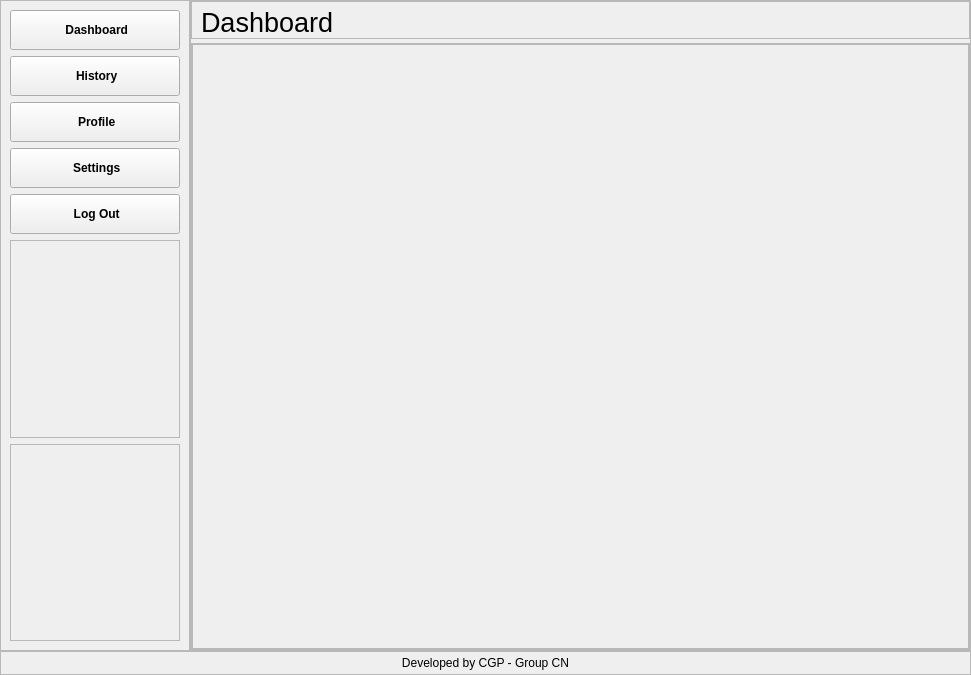
Qt form config/ux.ui (upekshaip/medical-project-app) before a commit.
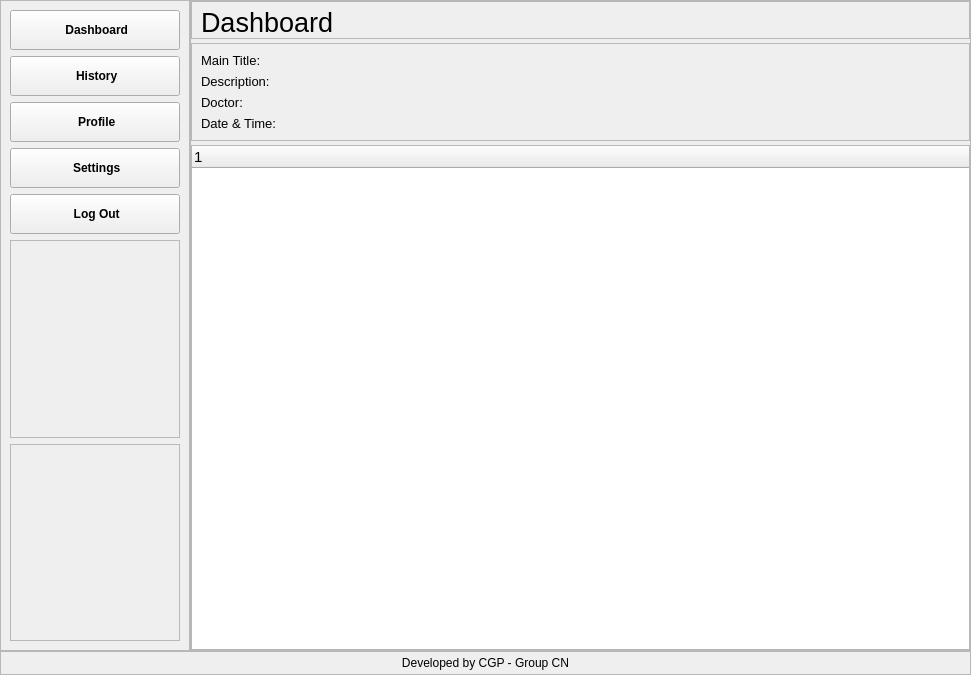
The same form after that commit. The open tabs and pages were chosen to show the change. Icons and pictures are not drawn.

Commit message: added the sub section

What changed in the file:
```diff
--- a/config/ux.ui
+++ b/config/ux.ui
@@ -2415,7 +2415,7 @@
              </widget>
              <widget class="QWidget" name="settings"/>
              <widget class="QWidget" name="sub_history">
-              <layout class="QVBoxLayout" name="verticalLayout_10">
+              <layout class="QVBoxLayout" name="verticalLayout_10" stretch="1,6">
                <property name="spacing">
                 <number>4</number>
                </property>
@@ -2432,47 +2432,155 @@
                 <number>0</number>
                </property>
                <item>
-                <widget class="QScrollArea" name="scrollArea_2">
-                 <property name="widgetResizable">
-                  <bool>true</bool>
+                <widget class="QFrame" name="frame_18">
+                 <property name="frameShape">
+                  <enum>QFrame::StyledPanel</enum>
                  </property>
-                 <widget class="QWidget" name="scrollArea1">
-                  <property name="geometry">
-                   <rect>
-                    <x>0</x>
-                    <y>0</y>
-                    <width>777</width>
-                    <height>598</height>
-                   </rect>
+                 <property name="frameShadow">
+                  <enum>QFrame::Raised</enum>
+                 </property>
+                 <layout class="QFormLayout" name="formLayout">
+                  <item row="0" column="0">
+                   <widget class="QLabel" name="label_26">
+                    <property name="font">
+                     <font>
+                      <pointsize>10</pointsize>
+                      <weight>50</weight>
+                      <italic>false</italic>
+                      <bold>false</bold>
+                     </font>
+                    </property>
+                    <property name="text">
+                     <string>Main Title:</string>
+                    </property>
+                   </widget>
+                  </item>
+                  <item row="0" column="1">
+                   <widget class="QLabel" name="main_title">
+                    <property name="font">
+                     <font>
+                      <pointsize>10</pointsize>
+                      <weight>50</weight>
+                      <italic>false</italic>
+                      <bold>false</bold>
+                     </font>
+                    </property>
+                    <property name="text">
+                     <string/>
+                    </property>
+                    <property name="wordWrap">
+                     <bool>true</bool>
+                    </property>
+                   </widget>
+                  </item>
+                  <item row="1" column="0">
+                   <widget class="QLabel" name="label_28">
+                    <property name="font">
+                     <font>
+                      <pointsize>10</pointsize>
+                      <weight>50</weight>
+                      <italic>false</italic>
+                      <bold>false</bold>
+                     </font>
+                    </property>
+                    <property name="text">
+                     <string>Description:</string>
+                    </property>
+                   </widget>
+                  </item>
+                  <item row="1" column="1">
+                   <widget class="QLabel" name="main_description">
+                    <property name="font">
+                     <font>
+                      <pointsize>10</pointsize>
+                      <weight>50</weight>
+                      <italic>false</italic>
+                      <bold>false</bold>
+                     </font>
+                    </property>
+                    <property name="text">
+                     <string/>
+                    </property>
+                    <property name="wordWrap">
+                     <bool>true</bool>
+                    </property>
+                   </widget>
+                  </item>
+                  <item row="2" column="0">
+                   <widget class="QLabel" name="label_30">
+                    <property name="font">
+                     <font>
+                      <pointsize>10</pointsize>
+                      <weight>50</weight>
+                      <italic>false</italic>
+                      <bold>false</bold>
+                     </font>
+                    </property>
+                    <property name="text">
+                     <string>Doctor:</string>
+                    </property>
+                   </widget>
+                  </item>
+                  <item row="2" column="1">
+                   <widget class="QLabel" name="main_doctor">
+                    <property name="font">
+                     <font>
+                      <pointsize>10</pointsize>
+                      <weight>50</weight>
+                      <italic>false</italic>
+                      <bold>false</bold>
+                     </font>
+                    </property>
+                    <property name="text">
+                     <string/>
+                    </property>
+                   </widget>
+                  </item>
+                  <item row="3" column="0">
+                   <widget class="QLabel" name="label_32">
+                    <property name="font">
+                     <font>
+                      <pointsize>10</pointsize>
+                      <weight>50</weight>
+                      <italic>false</italic>
+                      <bold>false</bold>
+                     </font>
+                    </property>
+                    <property name="text">
+                     <string>Date &amp; Time:</string>
+                    </property>
+                   </widget>
+                  </item>
+                  <item row="3" column="1">
+                   <widget class="QLabel" name="main_date">
+                    <property name="font">
+                     <font>
+                      <pointsize>10</pointsize>
+                      <weight>50</weight>
+                      <italic>false</italic>
+                      <bold>false</bold>
+                     </font>
+                    </property>
+                    <property name="text">
+                     <string/>
+                    </property>
+                   </widget>
+                  </item>
+                 </layout>
+                </widget>
+               </item>
+               <item>
+                <widget class="QTreeWidget" name="sub_history_tree">
+                 <property name="font">
+                  <font>
+                   <pointsize>11</pointsize>
+                  </font>
+                 </property>
+                 <column>
+                  <property name="text">
+                   <string notr="true">1</string>
                   </property>
-                  <layout class="QVBoxLayout" name="verticalLayout_11">
-                   <property name="spacing">
-                    <number>4</number>
-                   </property>
-                   <property name="leftMargin">
-                    <number>0</number>
-                   </property>
-                   <property name="topMargin">
-                    <number>0</number>
-                   </property>
-                   <property name="rightMargin">
-                    <number>0</number>
-                   </property>
-                   <property name="bottomMargin">
-                    <number>0</number>
-                   </property>
-                   <item>
-                    <widget class="QFrame" name="scroll_frame_sub">
-                     <property name="frameShape">
-                      <enum>QFrame::StyledPanel</enum>
-                     </property>
-                     <property name="frameShadow">
-                      <enum>QFrame::Raised</enum>
-                     </property>
-                    </widget>
-                   </item>
-                  </layout>
-                 </widget>
+                 </column>
                 </widget>
                </item>
               </layout>
```
Left out of the diff: 15 changed lines with no effect on the pictures. The commit also changes 1 other file.
